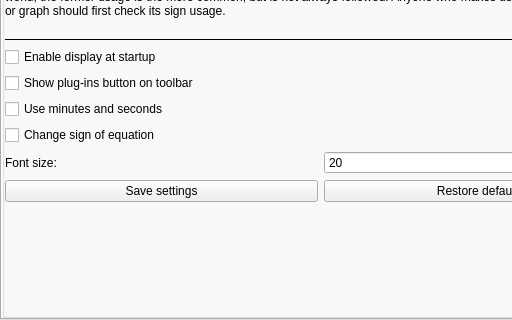
519984307/stellarium_src, file plugins/EquationOfTime/src/gui/equationOfTimeWindow.ui: the form before one commit; both pictures show x 0 to 512 and y 152 to 472 of the 642 by 472 pixel window.
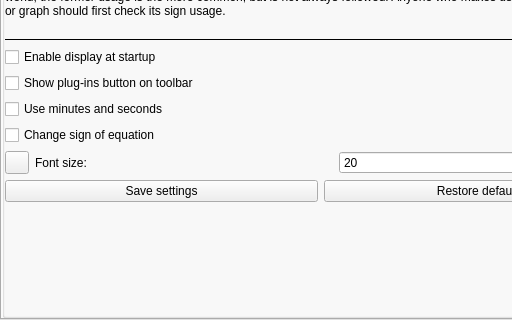
The form after the commit. Custom widgets are drawn as their Qt base class.

Diff of the .ui file:
```diff
--- a/plugins/EquationOfTime/src/gui/equationOfTimeWindow.ui
+++ b/plugins/EquationOfTime/src/gui/equationOfTimeWindow.ui
@@ -249,6 +249,13 @@
           </item>
           <item>
            <layout class="QHBoxLayout" name="horizontalLayout">
+            <item>
+             <widget class="QToolButton" name="textColorButton">
+              <property name="toolTip">
+               <string>Color of text</string>
+              </property>
+             </widget>
+            </item>
             <item>
              <widget class="QLabel" name="labelFontSize">
               <property name="text">
```
